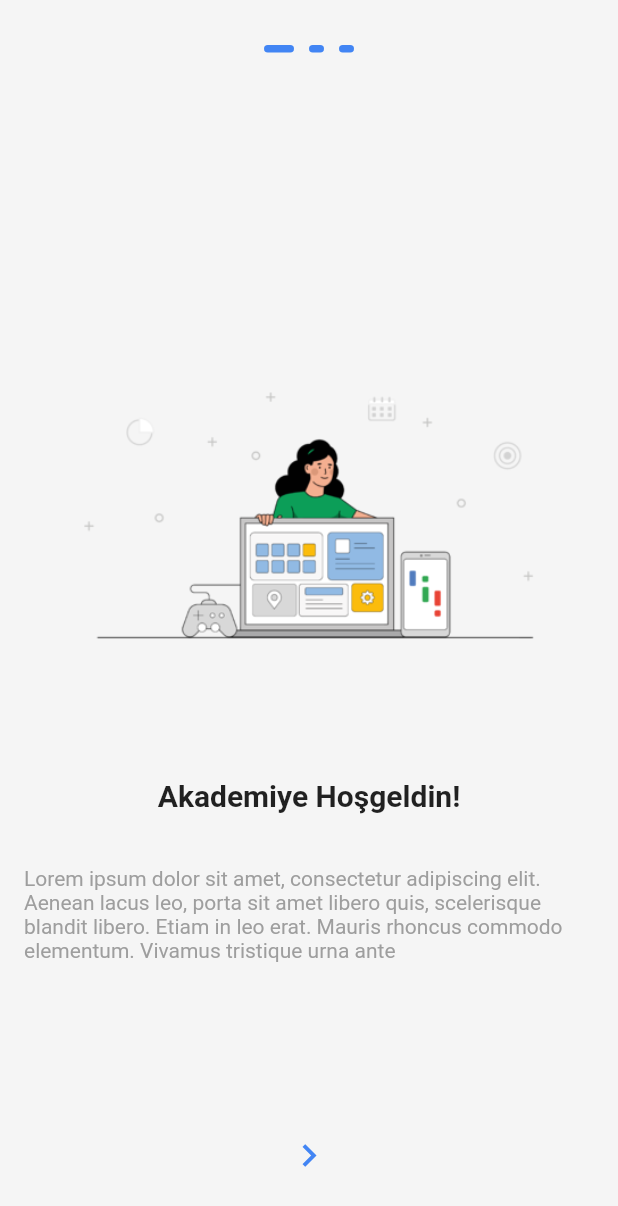
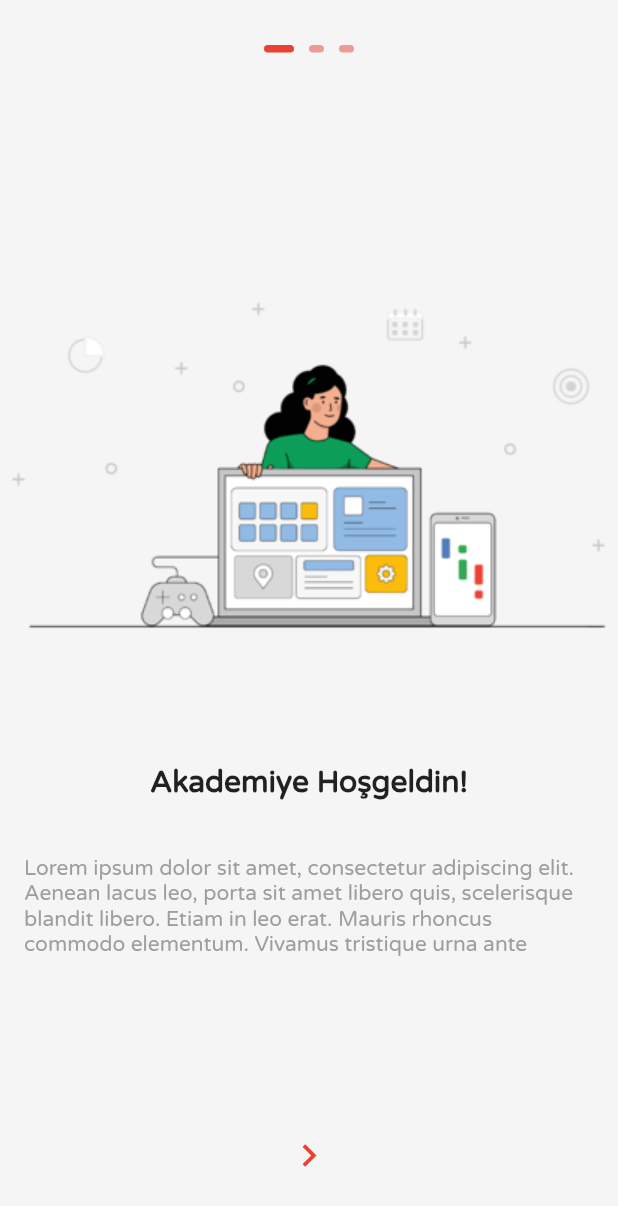
Before and after one commit to emrecan-er/App-Jam-F1, a Flutter app: the screen it shows after launch, on a phone screen of 412 x 824 dp. Shown: the top 1206 px of the screen. Run offline on Flutter 3.47's test engine with Material 2 defaults, Android fonts, the phone set to English and light mode, and no system bars; our stand-ins replace font_awesome_flutter, get, nice_buttons, percent_indicator, slide_to_act; missing offline and left inert: appbar_animated.

```diff
--- a/flutter_application_1/lib/screens/landing_page.dart
+++ b/flutter_application_1/lib/screens/landing_page.dart
@@ -76,8 +76,8 @@ class _LandingState extends State<LandingPage> {
                         decoration: BoxDecoration(
                           borderRadius: BorderRadius.circular(5),
                           color: (index == _currentPage)
-                              ? kGoogleBlue
-                              : kGoogleBlue,
+                              ? kGoogleRed
+                              : kGoogleRed.withOpacity(0.5),
                         ),
                       );
                     },
@@ -92,23 +92,23 @@ class _LandingState extends State<LandingPage> {
                           child: SlideAction(
                             animationDuration: Duration(milliseconds: 700),
                             submittedIcon: Icon(
-                              FontAwesomeIcons.heartPulse,
+                              FontAwesomeIcons.google,
                               color: Colors.white,
                             ),
-                            text: 'Let\'s Start',
+                            text: 'Başlayalım',
                             textStyle: TextStyle(
                               color: Colors.white,
                               fontFamily: 'VarelaRound',
-                              fontSize: 20,
+                              fontSize: 18,
                             ),
                             elevation: 1,
-                            sliderButtonIcon: Icon(
+                            sliderButtonIcon: FaIcon(
                               Icons.arrow_forward,
-                              size: 20,
-                              color: kGoogleBlue,
+                              size: 22,
+                              color: kGoogleRed,
                             ),
                             sliderButtonIconPadding: 10,
-                            outerColor: kGoogleBlue,
+                            outerColor: kGoogleRed.withOpacity(0.8),
                             sliderButtonIconSize: 14,
                             height: 50,
                             key: _key,
@@ -121,7 +121,7 @@ class _LandingState extends State<LandingPage> {
                           icon: Icon(
                             Icons.navigate_next,
                             size: 30,
-                            color: kGoogleBlue,
+                            color: kGoogleRed,
                           ),
                           onPressed: () {
                             _controller.nextPage(
--- a/flutter_application_1/lib/widgets/slider.dart
+++ b/flutter_application_1/lib/widgets/slider.dart
@@ -21,14 +21,14 @@ class SliderPage extends StatelessWidget {
       mainAxisAlignment: MainAxisAlignment.center,
       children: [
         SizedBox(
-          height: Get.height / 10,
+          height: Get.height / 40,
         ),
         Row(
           mainAxisAlignment: MainAxisAlignment.center,
           children: [
             Container(
-              width: 300,
-              height: 250,
+              width: 400,
+              height: 300,
               child: Image.asset(image),
             )
           ],
```
Also changed, not shown: flutter_application_1/lib/screens/login_page.dart (+65 -28 lines), flutter_application_1/lib/widgets/custom_form_field.dart (+5 -5 lines), flutter_application_1/pubspec.yaml (+4 -6 lines).
